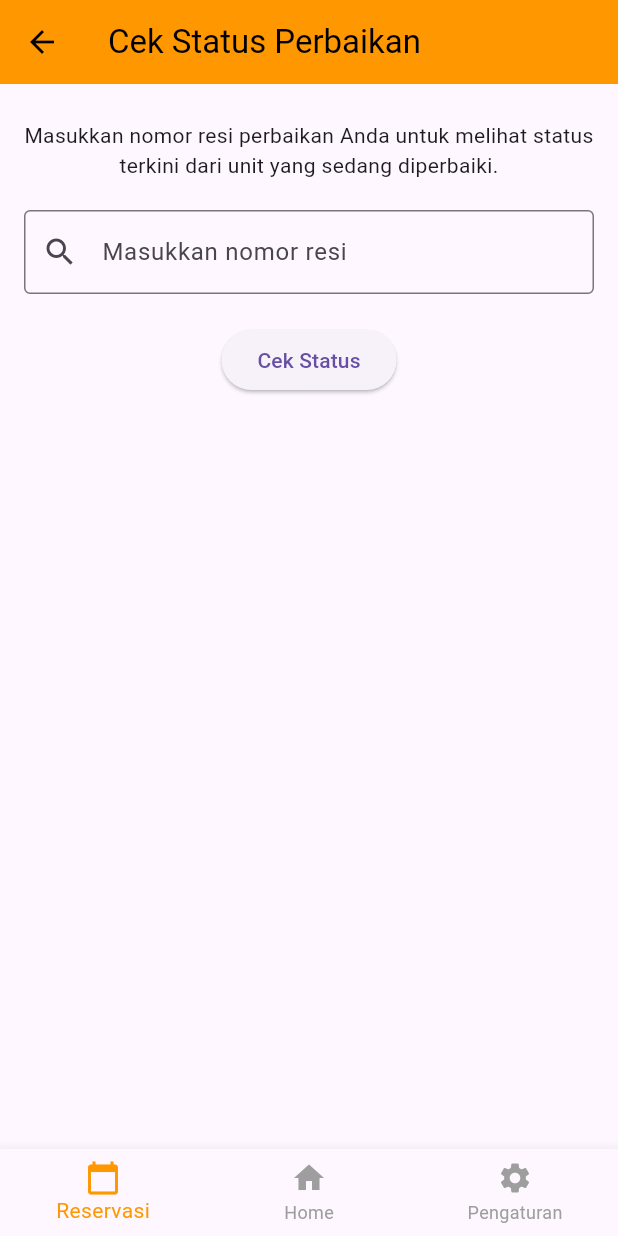
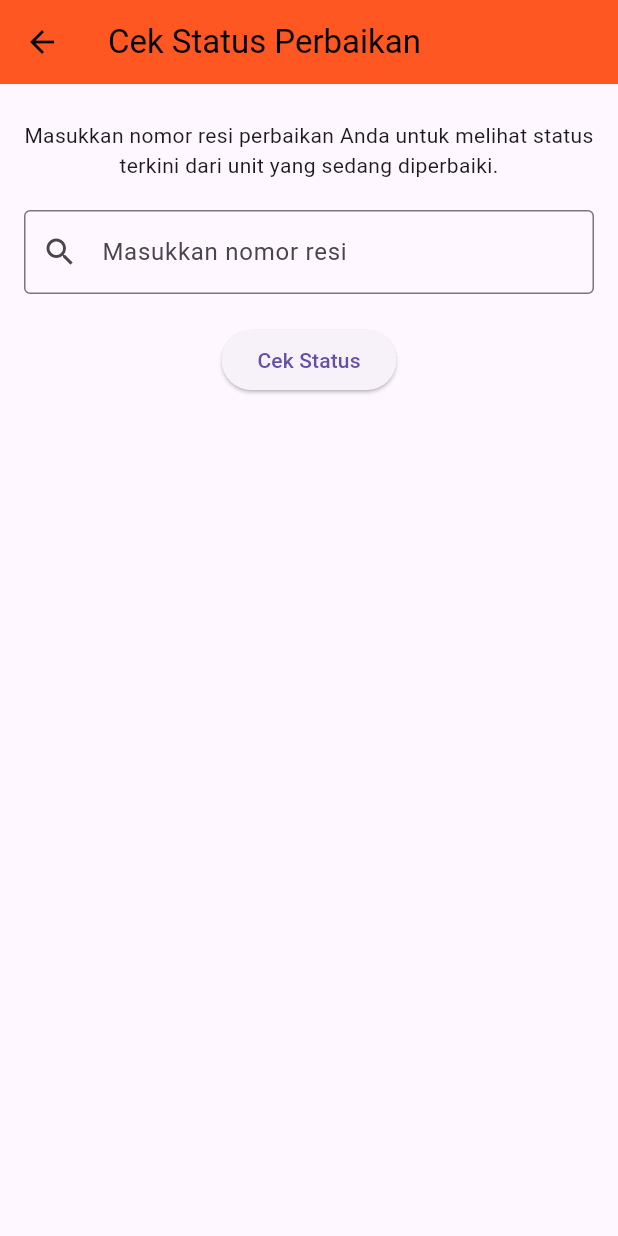
Before and after one commit to piezzy/flutter_selismolishoki, a Flutter app: the SearchReservationPage screen opened directly, on a phone screen of 412 x 824 dp. Run offline on Flutter 3.47's test engine with Material 3 defaults, Android fonts, the phone set to English and light mode, and no system bars; our stand-ins replace carousel_slider, flutter_map, geolocator, image_picker, latlong2.

Commit message:
Update CekStatus.dart

```diff
--- a/lib/screens/CekStatus.dart
+++ b/lib/screens/CekStatus.dart
@@ -11,7 +11,7 @@ class MyApp extends StatelessWidget {
       debugShowCheckedModeBanner: false,
       title: 'cek status',
       theme: ThemeData(
-        primarySwatch: Colors.orange,
+        primarySwatch: Colors.deepOrange,
       ),
       home: SearchReservationPage(),
     );
@@ -19,18 +19,13 @@ class MyApp extends StatelessWidget {
 }
 
 class SearchReservationPage extends StatelessWidget {
-  final String? reservationNumber;
-
-  const SearchReservationPage({super.key, this.reservationNumber});
+  const SearchReservationPage({super.key});
 
   @override
   Widget build(BuildContext context) {
-    final TextEditingController _controller =
-        TextEditingController(text: reservationNumber ?? '');
-
     return Scaffold(
       appBar: AppBar(
-        backgroundColor: Colors.orange,
+        backgroundColor: Colors.deepOrange,
         title: Text(
           'Cek Status Perbaikan',
           style: TextStyle(color: Colors.black),
@@ -52,7 +47,6 @@ class SearchReservationPage extends StatelessWidget {
             ),
             SizedBox(height: 20),
             TextField(
-              controller: _controller,
               decoration: InputDecoration(
                 labelText: 'Masukkan nomor resi',
                 border: OutlineInputBorder(),
@@ -71,24 +65,6 @@ class SearchReservationPage extends StatelessWidget {
           ],
         ),
       ),
-      bottomNavigationBar: BottomNavigationBar(
-        selectedItemColor: Colors.orange,
-        unselectedItemColor: Colors.grey,
-        items: [
-          BottomNavigationBarItem(
-            icon: Icon(Icons.calendar_today),
-            label: 'Reservasi',
-          ),
-          BottomNavigationBarItem(
-            icon: Icon(Icons.home),
-            label: 'Home',
-          ),
-          BottomNavigationBarItem(
-            icon: Icon(Icons.settings),
-            label: 'Pengaturan',
-          ),
-        ],
-      ),
     );
   }
 }
```
